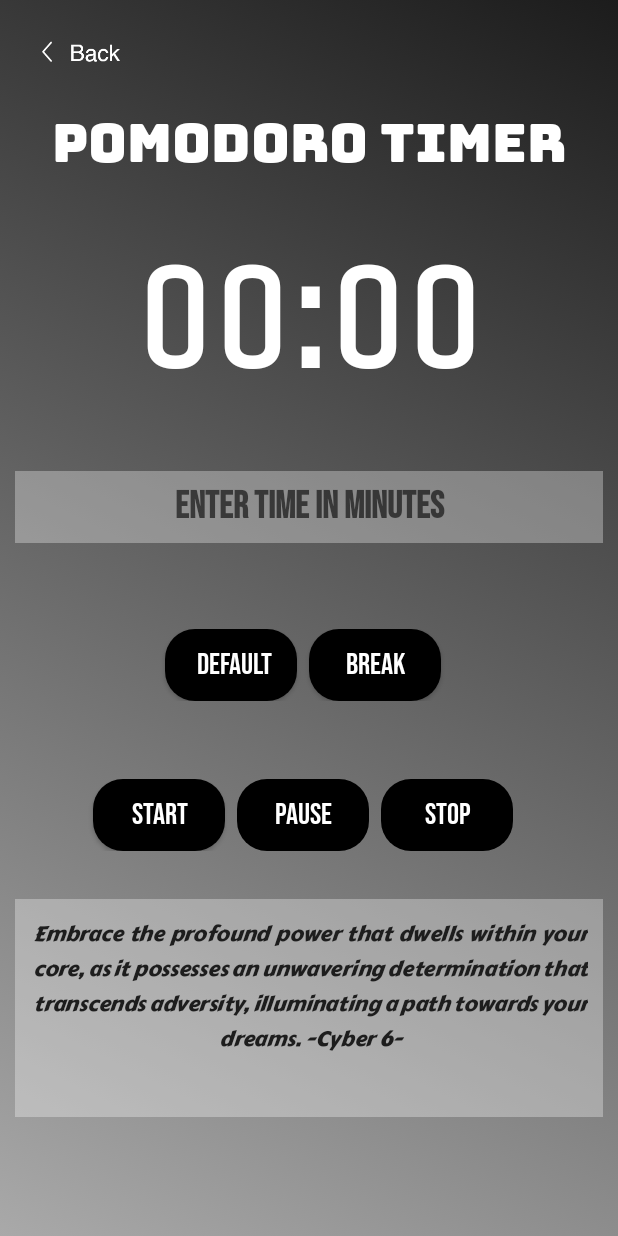
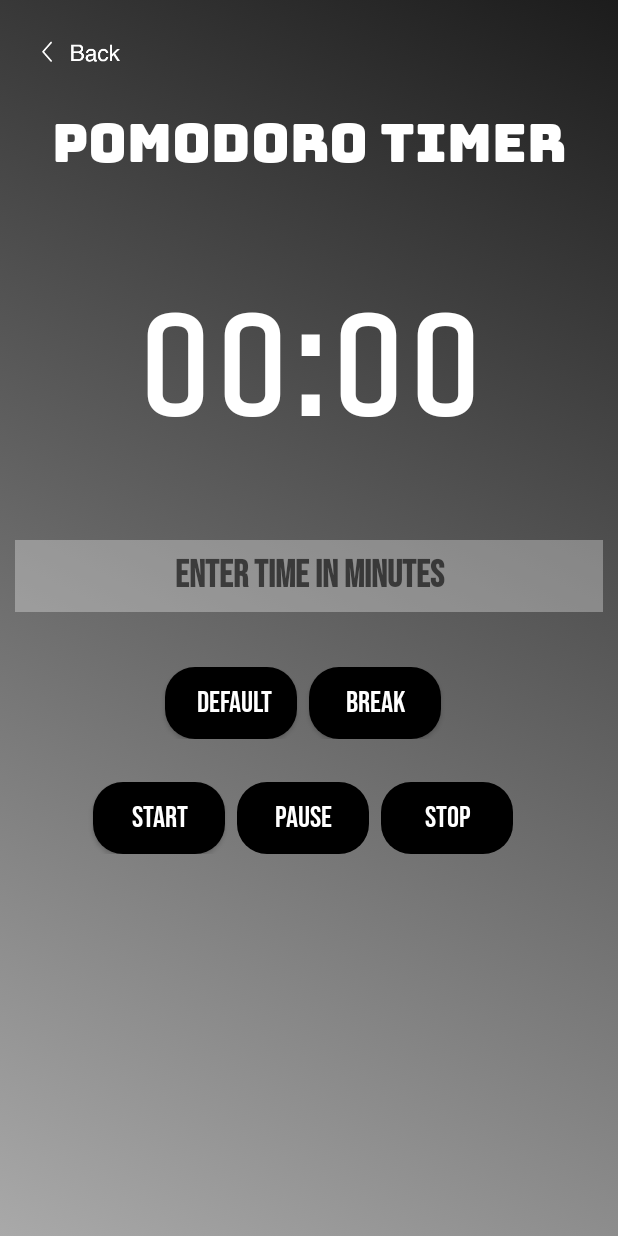
Before and after one commit to jedddi/aioapp, an Android app: the Pomodoro screen opened directly, with no data from a screen before it, on a phone screen of 412 x 824 dp. Run offline under Robolectric (Android 15) with nearby library versions, the phone set to English and light mode, and no system bars.

Commit message:
pomodoro update

```diff
--- a/app/src/main/java/com/example/aioapp/MainActivity.java
+++ b/app/src/main/java/com/example/aioapp/MainActivity.java
@@ -31,6 +31,8 @@ public class MainActivity extends AppCompatActivity {
     private List<todomodel> taskList;
     private databasehandler db;
     private RecyclerView tasksRecyclerView;
+
+
 
 
     @Override
--- a/app/src/main/res/layout/activity_pomodoro.xml
+++ b/app/src/main/res/layout/activity_pomodoro.xml
@@ -27,31 +27,6 @@
         app:layout_constraintVertical_bias="0.35000002"
         tools:ignore="MissingConstraints" />
 
-    <TextView
-        android:layout_width="match_parent"
-        android:layout_height="145dp"
-        android:background="#50FFFFFF"
-        android:fontFamily="@font/carterone"
-        android:justificationMode="inter_word"
-        android:lineSpacingExtra="2dp"
-        android:padding="12dp"
-        android:paddingTop="15dp"
-        android:paddingEnd="10dp"
-        android:paddingRight="10dp"
-        android:textStyle="italic"
-        android:gravity="center_horizontal"
-        android:text="Embrace the profound power that dwells within your core, as it possesses an unwavering determination that transcends adversity, illuminating a path towards your dreams. -Cyber 6-"
-        android:textAlignment="center"
-        android:textColor="#1d1d1d"
-        android:textSize="14dp"
-        app:layout_constraintBottom_toBottomOf="parent"
-        app:layout_constraintEnd_toEndOf="parent"
-        app:layout_constraintHorizontal_bias="0.503"
-        app:layout_constraintStart_toStartOf="parent"
-        app:layout_constraintTop_toBottomOf="@+id/linearLayout2"
-        app:layout_constraintVertical_bias="0.32"
-        tools:ignore="TextSizeCheck" />
-
     <ImageButton
         android:id="@+id/back_button"
         android:layout_width="90dp"
@@ -70,8 +45,9 @@
         android:id="@+id/clockTextView"
         android:layout_width="wrap_content"
         android:layout_height="wrap_content"
+        android:layout_marginTop="32dp"
+        android:fontFamily="@font/unicaone"
         android:text="00:00"
-        android:fontFamily="@font/unicaone"
         android:textColor="#fff"
         android:textSize="100sp"
         android:textStyle="bold"
@@ -96,22 +72,23 @@
         android:textStyle="bold"
         app:layout_constraintBottom_toTopOf="@+id/linearLayout"
         app:layout_constraintEnd_toEndOf="parent"
+        app:layout_constraintHorizontal_bias="0.476"
         app:layout_constraintStart_toStartOf="parent"
         app:layout_constraintTop_toBottomOf="@+id/clockTextView"
-        app:layout_constraintVertical_bias="0.42000002" />
+        app:layout_constraintVertical_bias="0.606" />
 
     <LinearLayout
         android:id="@+id/linearLayout"
-        android:background="@drawable/click"
         android:layout_width="match_parent"
         android:layout_height="wrap_content"
+        android:background="@drawable/click"
         android:gravity="center"
         app:layout_constraintBottom_toTopOf="@+id/linearLayout2"
         app:layout_constraintEnd_toEndOf="parent"
-        app:layout_constraintHorizontal_bias="0.842"
+        app:layout_constraintHorizontal_bias="0.761"
         app:layout_constraintStart_toStartOf="parent"
         app:layout_constraintTop_toBottomOf="@+id/clockTextView"
-        app:layout_constraintVertical_bias="0.74">
+        app:layout_constraintVertical_bias="0.831">
 
 
         <Button
@@ -119,8 +96,8 @@
             android:layout_width="wrap_content"
             android:layout_height="wrap_content"
             android:layout_marginEnd="8dp"
+            android:background="@drawable/button_selector"
             android:clickable="true"
-            android:background="@drawable/button_selector"
             android:fontFamily="@font/bebas"
             android:text=" DEFAULT"
             android:textColor="#FFFFFF"
@@ -131,8 +108,8 @@
             android:layout_width="wrap_content"
             android:layout_height="wrap_content"
             android:layout_marginEnd="8dp"
+            android:background="@drawable/button_selector"
             android:clickable="true"
-            android:background="@drawable/button_selector"
             android:fontFamily="@font/bebas"
             android:text="BREAK"
             android:textColor="#FFFFFF"
@@ -146,17 +123,18 @@
         android:gravity="center"
         app:layout_constraintBottom_toBottomOf="parent"
         app:layout_constraintEnd_toEndOf="parent"
-        app:layout_constraintHorizontal_bias="0.52"
+        app:layout_constraintHorizontal_bias="0.476"
         app:layout_constraintStart_toStartOf="parent"
-        app:layout_constraintTop_toBottomOf="@+id/clockTextView">
+        app:layout_constraintTop_toBottomOf="@+id/clockTextView"
+        app:layout_constraintVertical_bias="0.47">
 
         <Button
             android:id="@+id/startButton"
             android:layout_width="wrap_content"
             android:layout_height="wrap_content"
             android:layout_marginEnd="8dp"
+            android:background="@drawable/button_selector"
             android:clickable="true"
-            android:background="@drawable/button_selector"
             android:fontFamily="@font/bebas"
             android:src="@drawable/click2"
             android:text="Start"
@@ -168,8 +146,8 @@
             android:layout_width="wrap_content"
             android:layout_height="wrap_content"
             android:layout_marginEnd="8dp"
+            android:background="@drawable/button_selector"
             android:clickable="true"
-            android:background="@drawable/button_selector"
             android:enabled="false"
             android:fontFamily="@font/bebas"
             android:src="@drawable/click2"
@@ -180,10 +158,10 @@
         <Button
             android:id="@+id/stopButton"
             android:layout_width="wrap_content"
-            android:clickable="true"
             android:layout_height="wrap_content"
             android:layout_marginEnd="8dp"
             android:background="@drawable/button_selector"
+            android:clickable="true"
             android:enabled="false"
             android:fontFamily="@font/bebas"
             android:src="@drawable/click2"
--- a/app/src/main/res/layout/tasklayout.xml
+++ b/app/src/main/res/layout/tasklayout.xml
@@ -5,9 +5,10 @@
     xmlns:app="http://schemas.android.com/apk/res-auto"
     xmlns:tools="http://schemas.android.com/tools"
     app:cardElevation="4dp"
-    app:cardCornerRadius="8dp"
+    app:cardCornerRadius="9dp"
     android:layout_marginHorizontal="16dp"
-    android:layout_marginVertical="8dp">
+    android:layout_marginVertical="8dp"
+    app:cardBackgroundColor="#ECECEC">
 
     <RelativeLayout
         android:layout_width="wrap_content"
--- a/app/src/main/res/values-night/themes.xml
+++ b/app/src/main/res/values-night/themes.xml
@@ -25,6 +25,7 @@
         <item name="android:windowIsFloating">false</item>
         <item name="android:statusBarColor">@android:color/transparent</item>
         <item name="android:windowSoftInputMode">adjustResize</item>
+        <item name="android:background">@android:color/transparent</item>
     </style>
 
 </resources>
--- a/app/src/main/res/values/themes.xml
+++ b/app/src/main/res/values/themes.xml
@@ -32,6 +32,7 @@
         <item name="android:windowIsFloating">false</item>
         <item name="android:statusBarColor">@android:color/transparent</item>
         <item name="android:windowSoftInputMode">adjustResize</item>
+        <item name="android:background">@android:color/transparent</item>
     </style>
 
 </resources>
```
